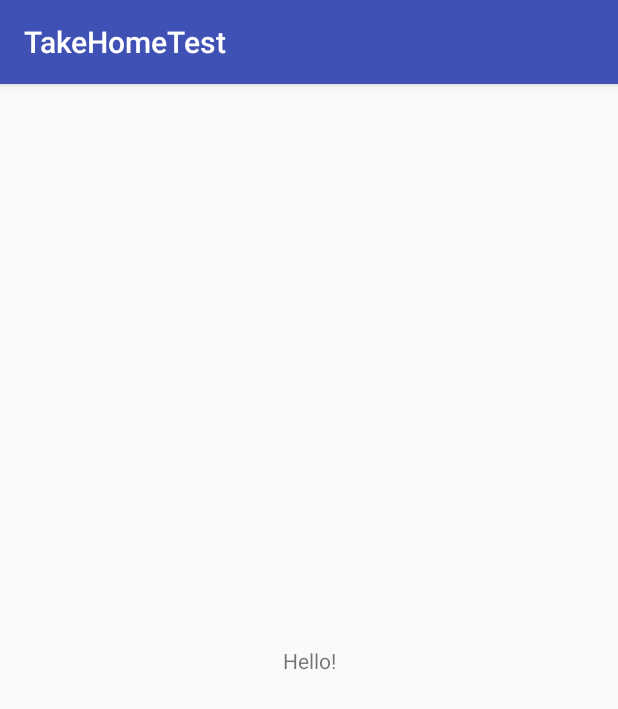
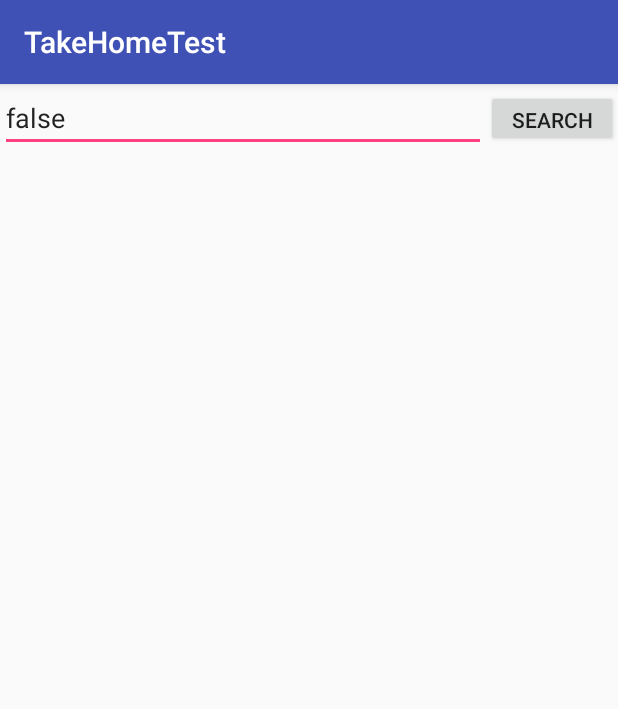
Before and after one commit to gdhuper/AeroFSCodingChallenge, an Android app: the screen it shows after launch (MainActivity), on a phone screen of 412 x 824 dp. Shown: the top 709 px of the screen. Run offline under Robolectric (Android 15) with nearby library versions, the phone set to English and light mode, and no system bars.

```diff
--- a/app/src/main/res/layout/activity_main.xml
+++ b/app/src/main/res/layout/activity_main.xml
@@ -6,13 +6,23 @@
     android:layout_height="match_parent"
     tools:context="com.aerofs.takehometest.MainActivity">
 
-    <TextView
+    <LinearLayout xmlns:android="http://schemas.android.com/apk/res/android"
+        android:layout_height="wrap_content" android:orientation="horizontal"
+        android:layout_width="fill_parent">
+
+    <EditText android:text="@+id/EditText01"
+        android:id="@+id/EditText01"
+        android:layout_height="wrap_content"
+        android:layout_weight="1"
+        android:layout_width="fill_parent"
+        android:hint="Enter GitHub username">
+    </EditText>
+    <Button
+        android:id="@+id/Search"
         android:layout_width="wrap_content"
-        android:layout_height="wrap_content"
-        android:text="Hello!"
-        app:layout_constraintBottom_toBottomOf="parent"
-        app:layout_constraintLeft_toLeftOf="parent"
-        app:layout_constraintRight_toRightOf="parent"
-        app:layout_constraintTop_toTopOf="parent" />
+        android:layout_height="38dp"
+        android:text="Search">
+    </Button>
+</LinearLayout>
 
 </android.support.constraint.ConstraintLayout>
```
